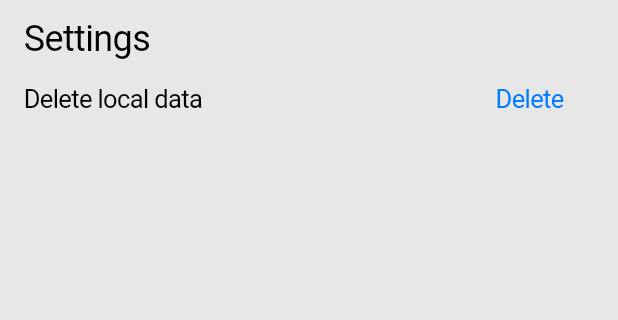
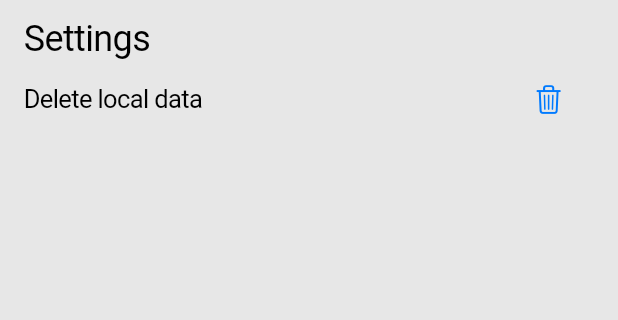
Before and after one commit to tun43p/sunackubaru, a Flutter app: the screen it shows after launch, item 2 of the bottom bar chosen, on a phone screen of 412 x 824 dp, the part 66-386 px from its top. Run offline on Flutter 3.47's test engine with Material 2 defaults, Android fonts, the light colour scheme and no system bars; our stand-ins replace shared_preferences; generated files the repository leaves out were written again.

Commit message:
feat: update settings page

```diff
--- a/lib/features/settings/i18n/settings_en.i18n.json
+++ b/lib/features/settings/i18n/settings_en.i18n.json
@@ -1,7 +1,6 @@
 {
   "title": "Settings",
   "storage": {
-    "option": "Delete local data",
-    "action": "Delete"
+    "option": "Delete local data"
   }
 }
--- a/lib/features/settings/i18n/settings_fr.i18n.json
+++ b/lib/features/settings/i18n/settings_fr.i18n.json
@@ -1,7 +1,6 @@
 {
   "title": "Paramètres",
   "storage": {
-    "option": "Supprimer les données locales",
-    "action": "Supprimer"
+    "option": "Supprimer les données locales"
   }
 }
--- a/lib/features/settings/settings_page.dart
+++ b/lib/features/settings/settings_page.dart
@@ -33,7 +33,7 @@ class SettingsPage extends StatelessWidget {
                           await StorageService.getTasks();
                     }
                   },
-                  child: Text(t.settings.storage.action),
+                  child: const Icon(CupertinoIcons.delete),
                 )
               ],
             )
```
